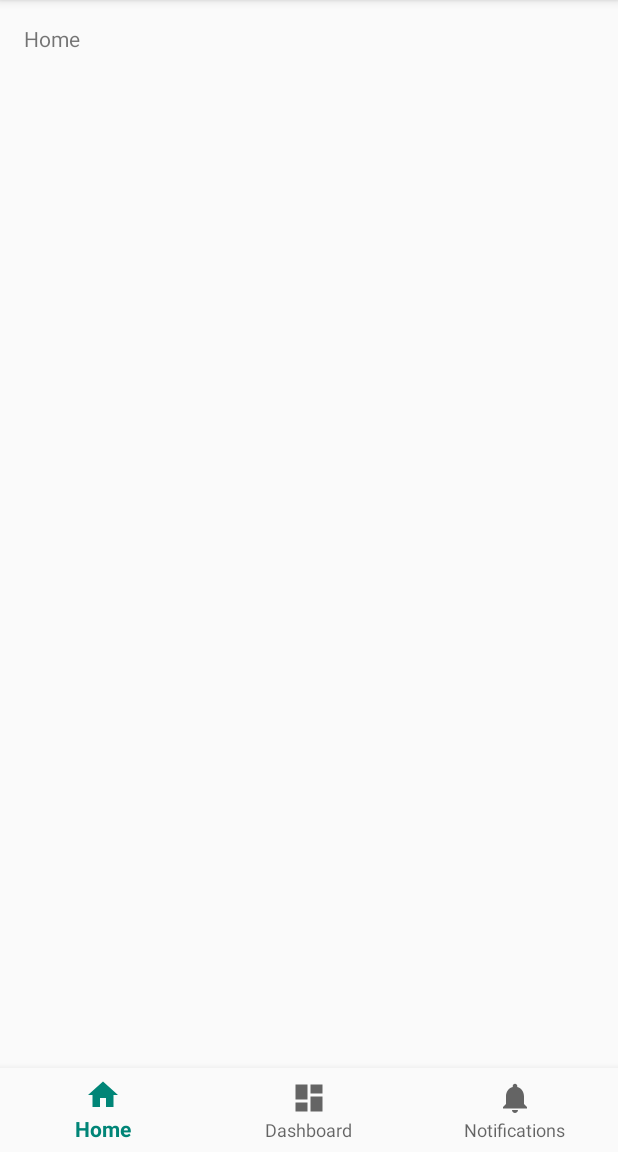
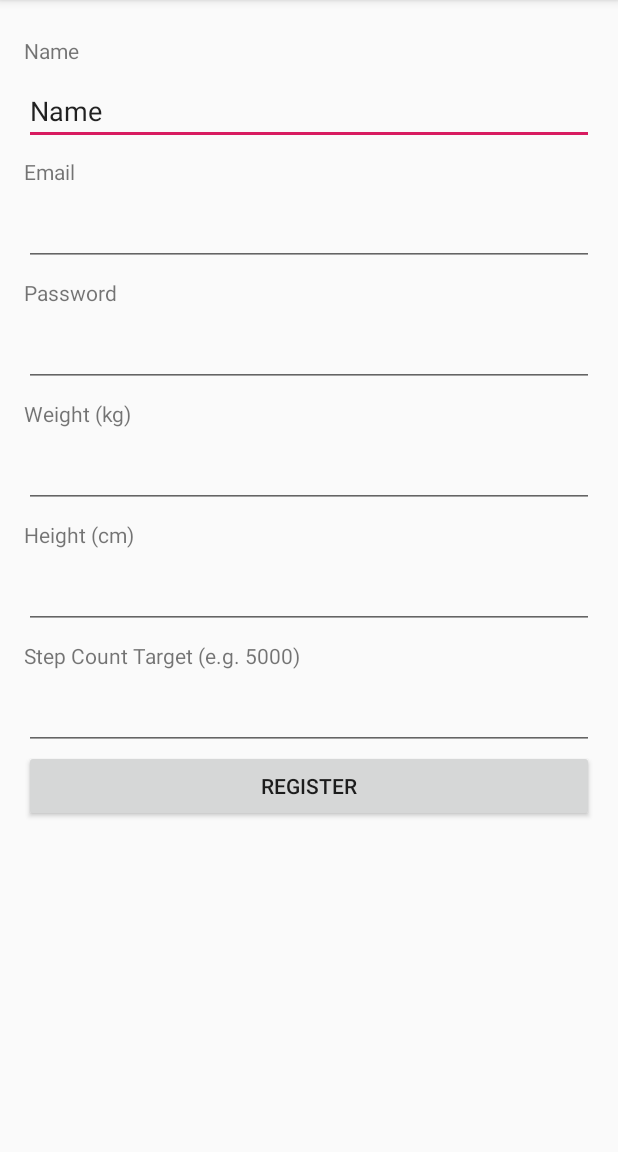
Before and after one commit to timalanjohnson/MyFitnessApp, an Android app: the screen it shows after launch (MainActivity before the commit, register_user after it), on a phone screen of 412 x 824 dp, the part 84-1236 px from its top. Run offline under Robolectric (Android 15) with nearby library versions, the phone set to English and light mode, and no system bars.

Commit message:
Register User

```diff
--- a/app/build.gradle
+++ b/app/build.gradle
@@ -23,7 +23,12 @@ dependencies {
     implementation 'com.android.support:appcompat-v7:28.0.0'
     implementation 'com.android.support:design:28.0.0'
     implementation 'com.android.support.constraint:constraint-layout:1.1.3'
+    implementation 'com.android.support:support-annotations:28.0.0'
+    implementation 'android.arch.lifecycle:extensions:1.1.1'
     testImplementation 'junit:junit:4.12'
     androidTestImplementation 'com.android.support.test:runner:1.0.2'
     androidTestImplementation 'com.android.support.test.espresso:espresso-core:3.0.2'
+    implementation 'com.google.firebase:firebase-core:16.0.1'
 }
+
+apply plugin: 'com.google.gms.google-services'
--- /dev/null
+++ b/app/src/main/java/com/example/myfitnessapp/DatabaseHelper.java
@@ -0,0 +1,63 @@
+package com.example.myfitnessapp;
+
+import android.content.ContentValues;
+import android.content.Context;
+import android.database.sqlite.SQLiteDatabase;
+import android.database.sqlite.SQLiteOpenHelper;
+
+public class DatabaseHelper extends SQLiteOpenHelper {
+
+    public static final String DATABASE_NAME = "myFitDB.db";
+    public static final String TABLE_NAME = "users_table";
+    public static final String Col1 = "ID";
+    public static final String Col2 = "NAME";
+    public static final String Col3 = "EMAIL";
+    public static final String Col4 = "PASSWORD";
+    public static final String Col5 = "WEIGHT";
+    public static final String Col6 = "HEIGHT";
+    public static final String Col7 = "TARGET";
+
+    public DatabaseHelper (Context context) {
+        super(context, DATABASE_NAME, null, 1);
+    }
+
+    @Override
+    public void onCreate(SQLiteDatabase db) {
+        String createTable = new StringBuilder()
+                .append("CREATE TABLE ").append(TABLE_NAME)
+                .append("(ID INTEGER PRIMARY KEY AUTOINCREMENT,")
+                .append("NAME TEXT,")
+                .append("EMAIL TEXT,")
+                .append("PASSWORD TEXT,")
+                .append("WEIGHT TEXT,")
+                .append("HEIGHT TEXT,")
+                .append("TARGET TEXT)").toString();
+        db.execSQL(createTable);
+    }
+
+    @Override
+    public void onUpgrade(SQLiteDatabase db, int oldVersion, int newVersion) {
+        db.execSQL(new StringBuilder("DROP IF TABLE EXISTS ").append(TABLE_NAME).toString());
+        onCreate(db);
+    }
+
+    public boolean addData(String name, String email, String password, String weight, String height, String target) {
+        SQLiteDatabase db = this.getWritableDatabase();
+        ContentValues contentValues = new ContentValues();
+
+        contentValues.put(Col2, name);
+        contentValues.put(Col3, email);
+        contentValues.put(Col4, password);
+        contentValues.put(Col5, weight);
+        contentValues.put(Col6, height);
+        contentValues.put(Col7, target);
+
+        long result = db.insert(TABLE_NAME, null, contentValues);
+        if (result == 1){
+            return false;
+        }
+        else {
+            return true;
+        }
+    }
+}
--- /dev/null
+++ b/app/src/main/java/com/example/myfitnessapp/register_user.java
@@ -0,0 +1,60 @@
+package com.example.myfitnessapp;
+
+import android.support.v7.app.AppCompatActivity;
+import android.os.Bundle;
+import android.view.View;
+import android.widget.Button;
+import android.widget.EditText;
+import android.widget.Toast;
+
+public class register_user extends AppCompatActivity {
+
+    DatabaseHelper myFitDB;
+    Button buttonRegister;
+    EditText editName;
+    EditText editEmail;
+    EditText editPassword;
+    EditText editWeight;
+    EditText editHeight;
+    EditText editTarget;
+
+    @Override
+    protected void onCreate(Bundle savedInstanceState) {
+        super.onCreate(savedInstanceState);
+        setContentView(R.layout.activity_register_user);
+
+        myFitDB = new DatabaseHelper(this);
+        buttonRegister = (Button)findViewById(R.id.buttonRegister);
+        editName = (EditText)findViewById(R.id.editName);
+        editEmail = (EditText)findViewById(R.id.editEmail);
+        editPassword = (EditText)findViewById(R.id.editPassword);
+        editWeight = (EditText)findViewById(R.id.editWeight);
+        editHeight = (EditText)findViewById(R.id.editHeight);
+        editTarget = (EditText)findViewById(R.id.editTarget);
+
+        AddData();
+    }
+
+    public void AddData(){
+        buttonRegister.setOnClickListener(new View.OnClickListener(){
+            @Override
+            public void onClick(View v) {
+                String name = editName.getText().toString();
+                String email = editEmail.getText().toString();
+                String password = editPassword.getText().toString();
+                String weight = editWeight.getText().toString();
+                String height = editHeight.getText().toString();
+                String target = editTarget.getText().toString();
+
+                boolean insertData = myFitDB.addData(name, email, password, weight, height, target);
+
+                if (insertData == true){
+                    Toast.makeText(register_user.this, "Registered successfully.", Toast.LENGTH_SHORT).show();
+                }
+                else {
+                    Toast.makeText(register_user.this, "Error registering user.", Toast.LENGTH_SHORT).show();
+                }
+            }
+        });
+    }
+}
--- /dev/null
+++ b/app/src/main/res/layout/activity_register_user.xml
@@ -0,0 +1,114 @@
+<?xml version="1.0" encoding="utf-8"?>
+<android.support.constraint.ConstraintLayout xmlns:android="http://schemas.android.com/apk/res/android"
+    xmlns:app="http://schemas.android.com/apk/res-auto"
+    xmlns:tools="http://schemas.android.com/tools"
+    android:layout_width="match_parent"
+    android:layout_height="match_parent"
+    tools:context=".register_user">
+
+    <LinearLayout
+        android:layout_width="match_parent"
+        android:layout_height="match_parent"
+        android:layout_margin="16dp"
+        android:orientation="vertical"
+        tools:layout_editor_absoluteX="8dp"
+        tools:layout_editor_absoluteY="8dp">
+
+        <TextView
+            android:id="@+id/txtPromptName"
+            android:layout_width="match_parent"
+            android:layout_height="wrap_content"
+            android:layout_marginTop="8dp"
+            android:text="@string/prompt_name" />
+
+        <EditText
+            android:id="@+id/editName"
+            android:layout_width="match_parent"
+            android:layout_height="wrap_content"
+            android:layout_marginTop="8dp"
+            android:ems="10"
+            android:inputType="textPersonName"
+            android:text="@string/hint_name" />
+
+        <TextView
+            android:id="@+id/txtPromptEmail"
+            android:layout_width="match_parent"
+            android:layout_height="wrap_content"
+            android:layout_marginTop="8dp"
+            android:text="@string/prompt_email" />
+
+        <EditText
+            android:id="@+id/editEmail"
+            android:layout_width="match_parent"
+            android:layout_height="wrap_content"
+            android:layout_marginTop="8dp"
+            android:ems="10"
+            android:inputType="textEmailAddress" />
+
+        <TextView
+            android:id="@+id/txtPromptPassword"
+            android:layout_width="match_parent"
+            android:layout_height="wrap_content"
+            android:layout_marginTop="8dp"
+            android:text="@string/prompt_password" />
+
+        <EditText
+            android:id="@+id/editPassword"
+            android:layout_width="match_parent"
+            android:layout_height="wrap_content"
+            android:layout_marginTop="8dp"
+            android:ems="10"
+            android:inputType="textPassword" />
+
+        <TextView
+            android:id="@+id/txtPromptWeight"
+            android:layout_width="match_parent"
+            android:layout_height="wrap_content"
+            android:layout_marginTop="8dp"
+            android:text="@string/prompt_weight" />
+
+        <EditText
+            android:id="@+id/editWeight"
+            android:layout_width="match_parent"
+            android:layout_height="wrap_content"
+            android:layout_marginTop="8dp"
+            android:ems="10"
+            android:inputType="number" />
+
+        <TextView
+            android:id="@+id/txtPromptHeight"
+            android:layout_width="match_parent"
+            android:layout_height="wrap_content"
+            android:layout_marginTop="8dp"
+            android:text="@string/prompt_height" />
+
+        <EditText
+            android:id="@+id/editHeight"
+            android:layout_width="match_parent"
+            android:layout_height="wrap_content"
+            android:layout_marginTop="8dp"
+            android:ems="10"
+            android:inputType="number" />
+
+        <TextView
+            android:id="@+id/txtPrompTarget"
+            android:layout_width="match_parent"
+            android:layout_height="wrap_content"
+            android:layout_marginTop="8dp"
+            android:text="@string/prompt_step_count_target" />
+
+        <EditText
+            android:id="@+id/editTarget"
+            android:layout_width="match_parent"
+            android:layout_height="wrap_content"
+            android:layout_marginTop="8dp"
+            android:ems="10"
+            android:inputType="number" />
+
+        <Button
+            android:id="@+id/buttonRegister"
+            android:layout_width="match_parent"
+            android:layout_height="wrap_content"
+            android:text="@string/button_register" />
+    </LinearLayout>
+</android.support.constraint.ConstraintLayout>
--- a/app/src/main/res/menu/bottom_nav_menu.xml
+++ b/app/src/main/res/menu/bottom_nav_menu.xml
@@ -7,13 +7,23 @@
         android:title="@string/title_home" />
 
     <item
-        android:id="@+id/navigation_dashboard"
+        android:id="@+id/navigation_progress"
         android:icon="@drawable/ic_dashboard_black_24dp"
-        android:title="@string/title_dashboard" />
+        android:title="@string/title_progress" />
 
     <item
-        android:id="@+id/navigation_notifications"
+        android:id="@+id/navigation_badges"
         android:icon="@drawable/ic_notifications_black_24dp"
-        android:title="@string/title_notifications" />
+        android:title="@string/title_badges" />
+
+    <item
+        android:id="@+id/navigation_profile"
+        android:icon="@drawable/ic_dashboard_black_24dp"
+        android:title="@string/title_profile" />
+
+    <item
+        android:id="@+id/navigation_settings"
+        android:icon="@drawable/ic_dashboard_black_24dp"
+        android:title="@string/title_settings" />
 
 </menu>
--- a/app/src/main/res/values/strings.xml
+++ b/app/src/main/res/values/strings.xml
@@ -1,6 +1,26 @@
 <resources>
     <string name="app_name">MyFitnessApp</string>
     <string name="title_home">Home</string>
-    <string name="title_dashboard">Dashboard</string>
-    <string name="title_notifications">Notifications</string>
+    <string name="title_progress">Progress</string>
+    <string name="title_badges">Badges</string>
+    <string name="title_activity_login">Sign in</string>
+    <string name="action_sign_in">Sign in or register</string>
+    <string name="action_sign_in_short">Sign in</string>
+    <string name="welcome">"Welcome !"</string>
+    <string name="invalid_username">Not a valid username</string>
+    <string name="invalid_password">Password must be >5 characters</string>
+    <string name="login_failed">"Login failed"</string>
+    <string name="title_profile">Profile</string>
+    <string name="title_settings">Settings</string>
+
+    <!-- TODO: Remove or change this placeholder text -->
+    <string name="hello_blank_fragment">Hello blank fragment</string>
+    <string name="prompt_name">Name</string>
+    <string name="prompt_email">Email</string>
+    <string name="prompt_password">Password</string>
+    <string name="prompt_weight">Weight (kg)</string>
+    <string name="prompt_height">Height (cm)</string>
+    <string name="prompt_step_count_target">Step Count Target (e.g. 5000)</string>
+    <string name="hint_name">Name</string>
+    <string name="button_register">Register</string>
 </resources>
--- a/build.gradle
+++ b/build.gradle
@@ -8,7 +8,7 @@ buildscript {
     }
     dependencies {
         classpath 'com.android.tools.build:gradle:3.4.0'
-
+        classpath 'com.google.gms:google-services:4.0.1'
         // NOTE: Do not place your application dependencies here; they belong
         // in the individual module build.gradle files
     }
```
Also changed, not shown: app/src/main/AndroidManifest.xml (+5 -3 lines), app/src/main/java/com/example/myfitnessapp/MainActivity.java (+10 -4 lines), 2 other files.
